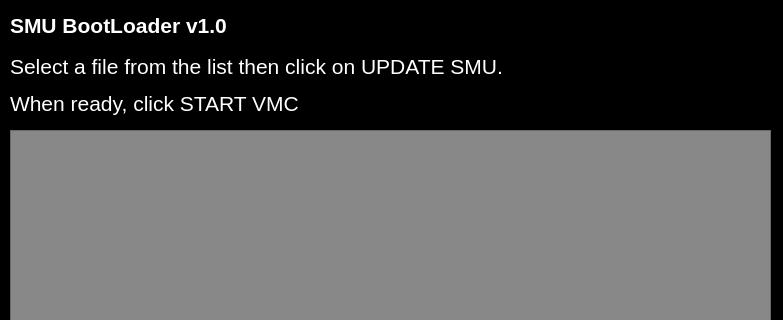
I1kham/gpu-fts-nestle-2019, file src/GPUBoot/mainwindow.ui: the form before one commit; both pictures show x 0 to 783 and y 0 to 320 of the 783 by 628 pixel window.
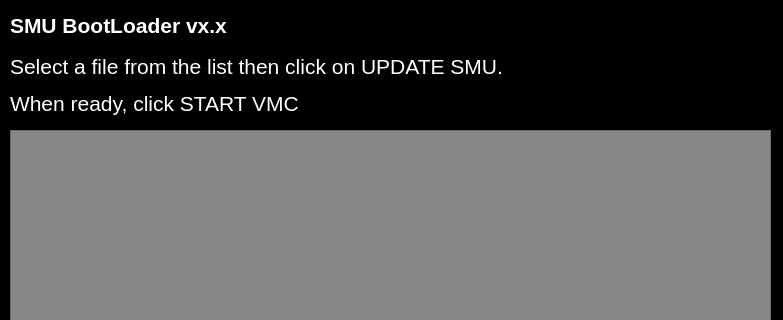
The form after the commit.

Commit message: creato anche GPUPreBoot che serve eventualmente ad aggiornare GPUBoot

What changed in the file:
```diff
--- a/src/GPUBoot/mainwindow.ui
+++ b/src/GPUBoot/mainwindow.ui
@@ -60,7 +60,7 @@
      <string notr="true">color:#fff;</string>
     </property>
     <property name="text">
-     <string>SMU BootLoader v1.0</string>
+     <string>SMU BootLoader vx.x</string>
     </property>
    </widget>
    <widget class="QPushButton" name="btnStartVMC">
```
Left out of the diff: 2 changed lines with no effect on the pictures. The commit also changes 12 other files.
